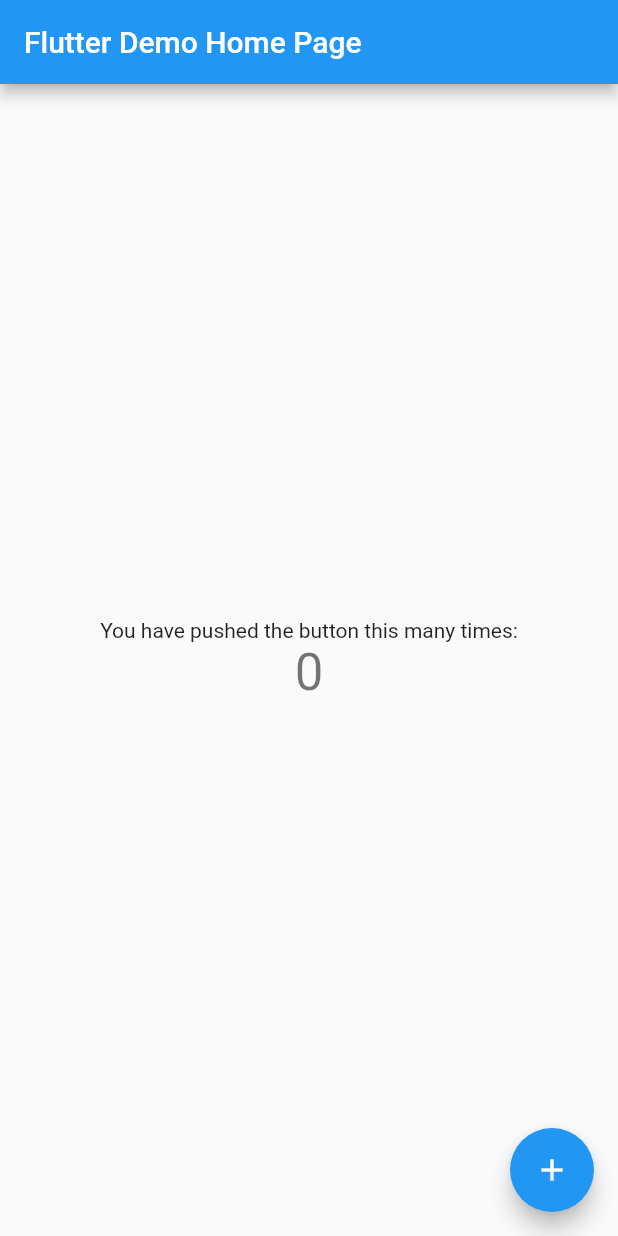
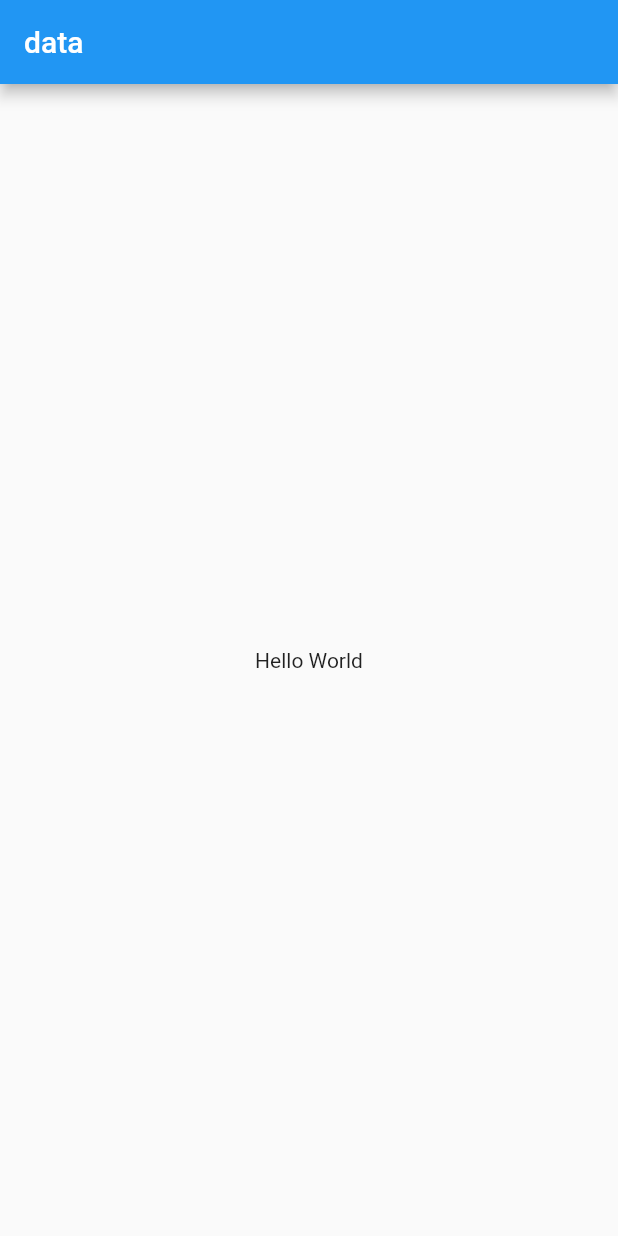
Before and after one commit to mervinkogei/todo_pioneer_task1, a Flutter app: the screen it shows after launch, on a phone screen of 412 x 824 dp. Run offline on Flutter 3.47's test engine with Material 2 defaults, Android fonts, the phone set to English and light mode, and no system bars; our stand-ins replace google_fonts.

Commit message:
Add themestling and fonts

```diff
--- /dev/null
+++ b/lib/Screens/home.dart
@@ -0,0 +1,24 @@
+import 'package:flutter/material.dart';
+import 'package:flutter/src/widgets/container.dart';
+import 'package:flutter/src/widgets/framework.dart';
+
+class Home extends StatefulWidget {
+  const Home({super.key});
+
+  @override
+  State<Home> createState() => _HomeState();
+}
+
+class _HomeState extends State<Home> {
+  @override
+  Widget build(BuildContext context) {
+    return Scaffold(
+      appBar: AppBar(
+        title: Text("data"),
+      ),
+      body: Center(
+        child: Text("Hello World"),
+      ),
+    );
+  }
+}
--- a/lib/main.dart
+++ b/lib/main.dart
@@ -1,4 +1,7 @@
 import 'package:flutter/material.dart';
+import 'package:todo_pioneer_task1/Screens/home.dart';
+import 'package:todo_pioneer_task1/Utils/colors.dart';
+import 'package:todo_pioneer_task1/Utils/themeStyling.dart';
 
 void main() {
   runApp(const MyApp());
@@ -6,110 +9,68 @@
 
 class MyApp extends StatelessWidget {
   const MyApp({super.key});
-
-  // This widget is the root of your application.
   @override
   Widget build(BuildContext context) {
     return MaterialApp(
       title: 'Flutter Demo',
+      debugShowCheckedModeBanner: false,
       theme: ThemeData(
-        // This is the theme of your application.
-        //
-        // Try running your application with "flutter run". You'll see the
-        // application has a blue toolbar. Then, without quitting the app, try
-        // changing the primarySwatch below to Colors.green and then invoke
-        // "hot reload" (press "r" in the console where you ran "flutter run",
-        // or simply save your changes to "hot reload" in a Flutter IDE).
-        // Notice that the counter didn't reset back to zero; the application
-        // is not restarted.
         primarySwatch: Colors.blue,
       ),
-      home: const MyHomePage(title: 'Flutter Demo Home Page'),
+      home: const MyHomePage(),
     );
   }
 }
 
 class MyHomePage extends StatefulWidget {
-  const MyHomePage({super.key, required this.title});
-
-  // This widget is the home page of your application. It is stateful, meaning
-  // that it has a State object (defined below) that contains fields that affect
-  // how it looks.
-
-  // This class is the configuration for the state. It holds the values (in this
-  // case the title) provided by the parent (in this case the App widget) and
-  // used by the build method of the State. Fields in a Widget subclass are
-  // always marked "final".
-
-  final String title;
+  const MyHomePage({super.key});
 
   @override
   State<MyHomePage> createState() => _MyHomePageState();
 }
 
 class _MyHomePageState extends State<MyHomePage> {
-  int _counter = 0;
-
-  void _incrementCounter() {
-    setState(() {
-      // This call to setState tells the Flutter framework that something has
-      // changed in this State, which causes it to rerun the build method below
-      // so that the display can reflect the updated values. If we changed
-      // _counter without calling setState(), then the build method would not be
-      // called again, and so nothing would appear to happen.
-      _counter++;
+ @override
+  void initState() {
+    Future.delayed(Duration(milliseconds: 2000), () {
+      Navigator.pushReplacement(context, (MaterialPageRoute(builder: (context)=> Home())));
     });
+    super.initState();
   }
 
   @override
   Widget build(BuildContext context) {
-    // This method is rerun every time setState is called, for instance as done
-    // by the _incrementCounter method above.
-    //
-    // The Flutter framework has been optimized to make rerunning build methods
-    // fast, so that you can just rebuild anything that needs updating rather
-    // than having to individually change instances of widgets.
     return Scaffold(
-      appBar: AppBar(
-        // Here we take the value from the MyHomePage object that was created by
-        // the App.build method, and use it to set our appbar title.
-        title: Text(widget.title),
-      ),
+      backgroundColor: blackColor,
       body: Center(
-        // Center is a layout widget. It takes a single child and positions it
-        // in the middle of the parent.
         child: Column(
-          // Column is also a layout widget. It takes a list of children and
-          // arranges them vertically. By default, it sizes itself to fit its
-          // children horizontally, and tries to be as tall as its parent.
-          //
-          // Invoke "debug painting" (press "p" in the console, choose the
-          // "Toggle Debug Paint" action from the Flutter Inspector in Android
-          // Studio, or the "Toggle Debug Paint" command in Visual Studio Code)
-          // to see the wireframe for each widget.
-          //
-          // Column has various properties to control how it sizes itself and
-          // how it positions its children. Here we use mainAxisAlignment to
-          // center the children vertically; the main axis here is the vertical
-          // axis because Columns are vertical (the cross axis would be
-          // horizontal).
           mainAxisAlignment: MainAxisAlignment.center,
-          children: <Widget>[
-            const Text(
-              'You have pushed the button this many times:',
+          children: [
+            Container(
+              width: 250.0,
+              height: 250.0,
+              child: Image.asset("images/logo.png"),
             ),
-            Text(
-              '$_counter',
-              style: Theme.of(context).textTheme.headline4,
+            SizedBox(height: 20.0),
+            RichText(
+              text: TextSpan(
+                children: [
+                  TextSpan(
+                    text: "To-Do List",
+                    style: ThemeStyling.logoStyle.copyWith(
+                      color: blueColor,
+                    ),
+                  ),
+                  TextSpan(
+                    text: "Search",
+                    // style: AppTheme.logoStyle,
+                  ),
+                ],
+              ),
             ),
           ],
         ),
       ),
-      floatingActionButton: FloatingActionButton(
-        onPressed: _incrementCounter,
-        tooltip: 'Increment',
-        child: const Icon(Icons.add),
-      ), // This trailing comma makes auto-formatting nicer for build methods.
     );
   }
 }
--- a/pubspec.yaml
+++ b/pubspec.yaml
@@ -47,6 +47,8 @@
   # package. See that file for information about deactivating specific lint
   # rules and activating additional ones.
   flutter_lints: ^2.0.0
+  splash_screen_view: ^3.0.0
+  google_fonts: ^2.1.0
 
 # For information on the generic Dart part of this file, see the
 # following page: https://dart.dev/tools/pub/pubspec
```
Also changed, not shown: lib/Utils/themeStyling.dart (added, +10 -0 lines), pubspec.lock, 1 other file.
